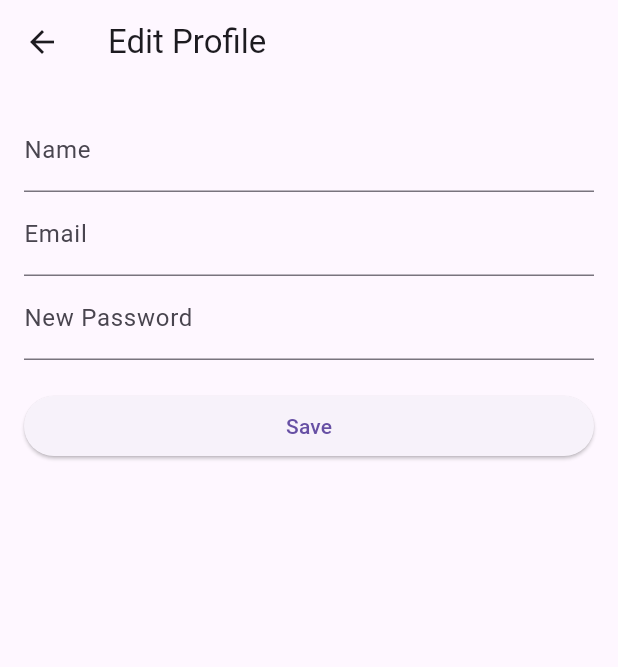
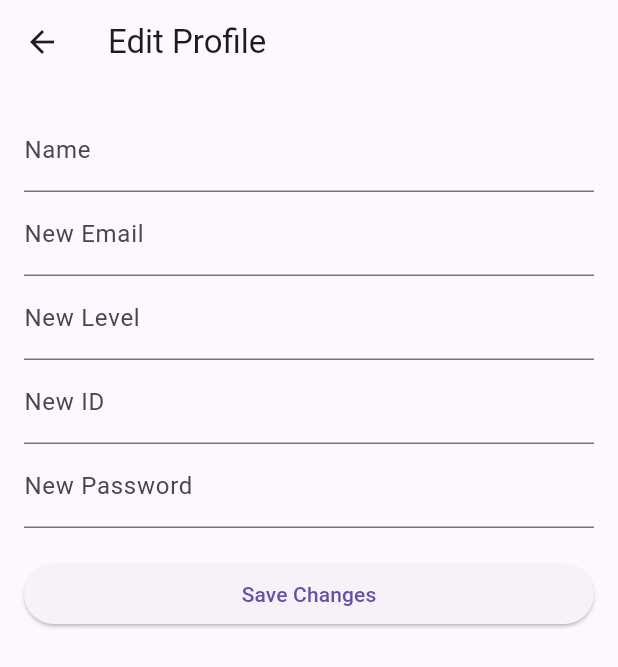
Before and after one commit to Norhan-Hassan/Mobile-Assignment, a Flutter app: the ProfileScreen screen opened directly with empty values, after a tap on "Edit Profile", on a phone screen of 412 x 824 dp. Shown: the top 667 px of the screen. Run offline on Flutter 3.47's test engine with Material 3 defaults, Android fonts, the light colour scheme and no system bars; our stand-ins replace sqflite; accounts and stored records are empty.

Commit message:
update profile without image

```diff
--- a/lib/edit_profile_screen.dart
+++ b/lib/edit_profile_screen.dart
@@ -1,14 +1,36 @@
+import 'package:assignment1/profile_screen.dart';
 import 'package:flutter/material.dart';
+import 'package:assignment1/database_helper.dart';
 
+// EditProfileScreen
 class EditProfileScreen extends StatefulWidget {
+  final User user; // Accept the user object as a parameter
+  final Function(User) onUpdate;
+  EditProfileScreen({required this.user, required this.onUpdate});
+
   @override
   _EditProfileScreenState createState() => _EditProfileScreenState();
 }
+
 class _EditProfileScreenState extends State<EditProfileScreen> {
   TextEditingController _nameController = TextEditingController();
   TextEditingController _emailController = TextEditingController();
-  TextEditingController _passwordController= TextEditingController();
-  TextEditingController _levelController=TextEditingController();
+  TextEditingController _passwordController = TextEditingController();
+  TextEditingController _levelController = TextEditingController();
+  TextEditingController _idController = TextEditingController();
+
+  DatabaseHelper _databaseHelper = DatabaseHelper.instance;
+
+  @override
+  void initState() {
+    super.initState();
+    // Initialize controllers with user data
+    _nameController.text = widget.user.name;
+    _emailController.text = widget.user.email;
+    _levelController.text = widget.user.level;
+    _idController.text = widget.user.studentId;
+  }
+
   @override
   Widget build(BuildContext context) {
     return Scaffold(
@@ -17,20 +39,29 @@ class _EditProfileScreenState extends State<EditProfileScreen> {
       ),
       body: Padding(
         padding: EdgeInsets.all(16.0),
+        child: Form(
           child: Column(
             crossAxisAlignment: CrossAxisAlignment.stretch,
             children: [
               TextFormField(
-              obscureText: true,
                 controller: _nameController,
                 decoration: InputDecoration(labelText: 'Name'),
                 validator: _validateName,
               ),
               TextFormField(
-              obscureText: true,
                 controller: _emailController,
-              decoration: InputDecoration(labelText: 'Email'),
+                decoration: InputDecoration(labelText: 'New Email'),
                 validator: _validateEmail,
+              ),
+              TextFormField(
+                controller: _levelController,
+                decoration: InputDecoration(labelText: 'New Level'),
+                validator: _validateLevel,
+              ),
+              TextFormField(
+                controller: _idController,
+                decoration: InputDecoration(labelText: 'New ID'),
+                validator: _validateID,
               ),
               TextFormField(
                 obscureText: true,
@@ -38,22 +69,32 @@ class _EditProfileScreenState extends State<EditProfileScreen> {
                 decoration: InputDecoration(labelText: 'New Password'),
                 validator: _validatePassword,
               ),
-
-
-
               SizedBox(height: 20),
               ElevatedButton(
                 onPressed: () {
-                // Save profile changes
-                saveProfile();
+                  // Create a new User object with updated details
+                  User updatedUser = User(
+                    name: _nameController.text,
+                    email: _emailController.text,
+                    gender: widget.user.gender,
+                    studentId: _idController.text,
+                    level: _levelController.text,
+                  );
+                  // Call the onUpdate function to notify ProfileScreen
+                  widget.onUpdate(updatedUser);
+                  // Navigate back to the ProfileScreen
+                  Navigator.pop(context);
                 },
-              child: Text('Save'),
+                child: Text('Save Changes'),
               ),
             ],
           ),
         ),
+      ),
     );
   }
+}
+
   String? _validateEmail(String? value) {
     final RegExp regex = RegExp(r'^\d+@stud\.fci-cu\.edu\.eg$');
     if (!regex.hasMatch(value!)) {
@@ -61,22 +102,29 @@ class _EditProfileScreenState extends State<EditProfileScreen> {
     }
     return null;
   }
-  String? _validateID(String? value)
-  {
+
+  String? _validateLevel(String? value) {
+    if (value == null || value.isEmpty) {
+      return 'Please enter student level';
+    }
+    return null;
+  }
+
+  String? _validateID(String? value) {
     if (value == null || value.isEmpty) {
       return 'Please enter student ID';
     }
     return null;
   }
-  String? _validateName(String? value)
-  {
+
+  String? _validateName(String? value) {
     if (value == null || value.isEmpty) {
       return 'Please enter name';
     }
     return null;
   }
-  String? _validatePassword(String? value)
-  {
+
+  String? _validatePassword(String? value) {
     if (value == null || value.isEmpty) {
       return 'Please enter password';
     }
@@ -85,17 +133,3 @@ class _EditProfileScreenState extends State<EditProfileScreen> {
     }
     return null;
   }
-  void saveProfile() {
-    // Implement saving profile logic here
-    String name = _nameController.text;
-    String email = _emailController.text;
-    String level = _levelController.text;
-    String pass=_passwordController.text;
-
-    // Perform actions to save the profile
-    // For instance, you can make API calls to update the profile on the server
-
-    // After saving, you might want to navigate back to the previous screen
-    Navigator.pop(context);
-  }
-}
--- a/lib/profile_screen.dart
+++ b/lib/profile_screen.dart
@@ -1,13 +1,12 @@
 import 'package:flutter/material.dart';
-
 import 'edit_profile_screen.dart';
 
 class User {
   final String name;
   final String email;
-  final String gender; // Add gender field
-  final String studentId; // Add student ID field
-  final String level; // Add level field
+  final String gender;
+  final String studentId;
+  final String level;
 
   const User({
     required this.name,
@@ -24,25 +23,51 @@ class MyApp extends StatelessWidget {
     return MaterialApp(
       title: 'User Profile',
       theme: ThemeData(
-        primarySwatch: Colors.blue,
+        primarySwatch: Colors.indigo, // Change primary color to indigo
+        elevatedButtonTheme: ElevatedButtonThemeData(
+          style: ButtonStyle(
+            backgroundColor: MaterialStateProperty.all<Color>(Colors.indigo), // Set button background color
+            textStyle: MaterialStateProperty.all<TextStyle>(TextStyle(fontSize: 20, color: Colors.white)), // Set button text style
+            padding: MaterialStateProperty.all<EdgeInsetsGeometry>(EdgeInsets.symmetric(horizontal: 40, vertical: 12)),
+          ),
+        ),
       ),
       home: ProfileScreen(
         user: const User(
           name: "Norhan Hassan",
           email: "2020@stu-fci.edu.eg",
-          gender: "Female", // Add gender data
-          studentId: "123456", // Add student ID data
-          level: "3", // Add level data
+          gender: "Female",
+          studentId: "123456",
+          level: "3",
         ),
       ),
     );
   }
 }
 
-class ProfileScreen extends StatelessWidget {
+class ProfileScreen extends StatefulWidget {
   final User user;
 
   ProfileScreen({required this.user});
+
+  @override
+  _ProfileScreenState createState() => _ProfileScreenState();
+}
+
+class _ProfileScreenState extends State<ProfileScreen> {
+  late User _currentUser;
+
+  @override
+  void initState() {
+    super.initState();
+    _currentUser = widget.user;
+  }
+
+  void updateUser(User newUser) {
+    setState(() {
+      _currentUser = newUser;
+    });
+  }
 
   @override
   Widget build(BuildContext context) {
@@ -50,15 +75,16 @@ class ProfileScreen extends StatelessWidget {
       appBar: AppBar(
         title: Text('Your Profile'),
       ),
-      body: ProfileBody(user: user),
+      body: ProfileBody(user: _currentUser, onUpdate: updateUser),
     );
   }
 }
 
 class ProfileBody extends StatelessWidget {
   final User user;
+  final Function(User) onUpdate;
 
-  ProfileBody({required this.user});
+  ProfileBody({required this.user, required this.onUpdate});
 
   @override
   Widget build(BuildContext context) {
@@ -67,47 +93,41 @@ class ProfileBody extends StatelessWidget {
         mainAxisAlignment: MainAxisAlignment.center,
         crossAxisAlignment: CrossAxisAlignment.center,
         children: [
-          SizedBox(height: 20),
           Text(
-            user.name,
-            style: TextStyle(fontSize: 24, fontWeight: FontWeight.bold),
+            'Name: ${user.name}',
+            style: TextStyle(fontSize: 20, color: Colors.black), // Larger font size, indigo color, bold
           ),
-          SizedBox(height: 10),
+          SizedBox(height: 8),
           Text(
-            user.email,
-            style: TextStyle(fontSize: 18),
+            'Email: ${user.email}',
+            style: TextStyle(fontSize: 18, color: Colors.black), // Smaller font size, indigo color
           ),
-          SizedBox(height: 10),
+          SizedBox(height: 8),
           Text(
-            'Gender: ${user.gender}', // Display gender
-            style: TextStyle(fontSize: 18),
+            'Gender: ${user.gender}',
+            style: TextStyle(fontSize: 18, color: Colors.black),
           ),
-          SizedBox(height: 10),
+          SizedBox(height: 8),
           Text(
-            'Student ID: ${user.studentId}', // Display student ID
-            style: TextStyle(fontSize: 18),
+            'Student ID: ${user.studentId}',
+            style: TextStyle(fontSize: 18, color: Colors.black),
           ),
-          SizedBox(height: 10),
+          SizedBox(height: 8),
           Text(
-            'Level: ${user.level}', // Display level
-            style: TextStyle(fontSize: 18),
+            'Level: ${user.level}',
+            style: TextStyle(fontSize: 18, color: Colors.black),
           ),
           SizedBox(height: 20),
           ElevatedButton(
             onPressed: () {
               Navigator.push(
                 context,
-                MaterialPageRoute(builder: (context) => EditProfileScreen()),
+                MaterialPageRoute(builder: (context) => EditProfileScreen(user: user, onUpdate: onUpdate)),
               );
             },
             child: Text(
               'Edit Profile',
-              style: TextStyle(color: Colors.white),
-            ),
-            style: ElevatedButton.styleFrom(
-              backgroundColor: Colors.teal,
-              textStyle: TextStyle(fontSize: 20),
-              padding: EdgeInsets.symmetric(horizontal: 40, vertical: 12),
+              style: TextStyle(fontSize: 20), // Larger font size for button text
             ),
           ),
         ],
```
Also changed, not shown: lib/database_helper.dart (+18 -0 lines), 1 other file. Lines whose indentation alone changed are shown as unchanged.
